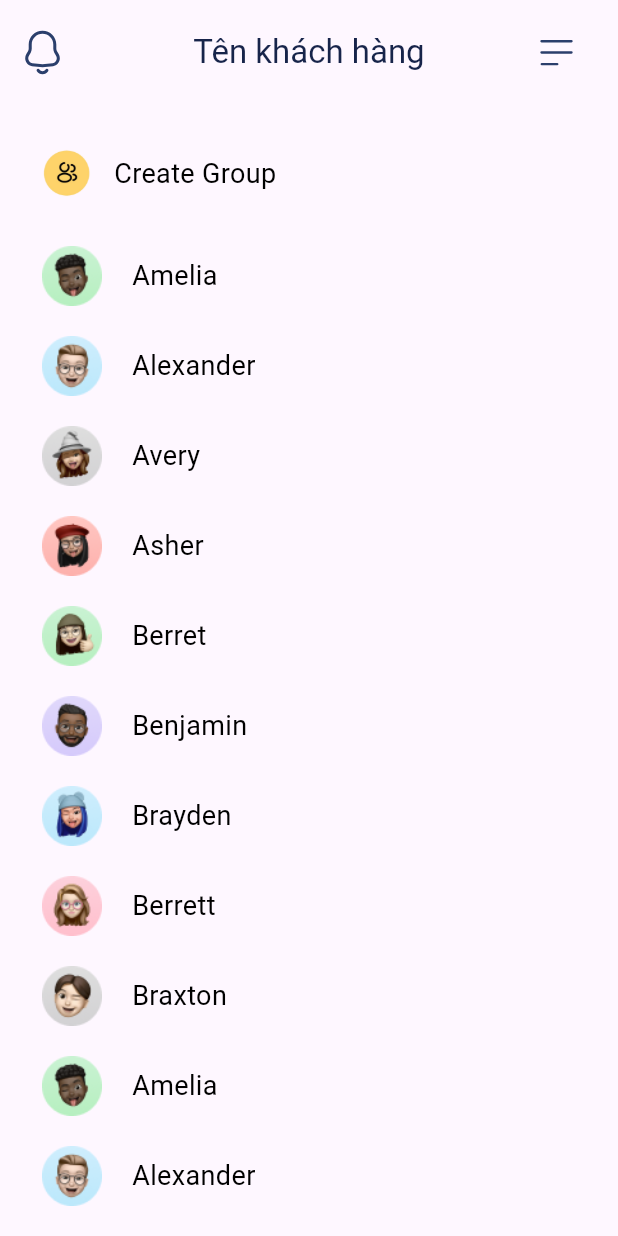
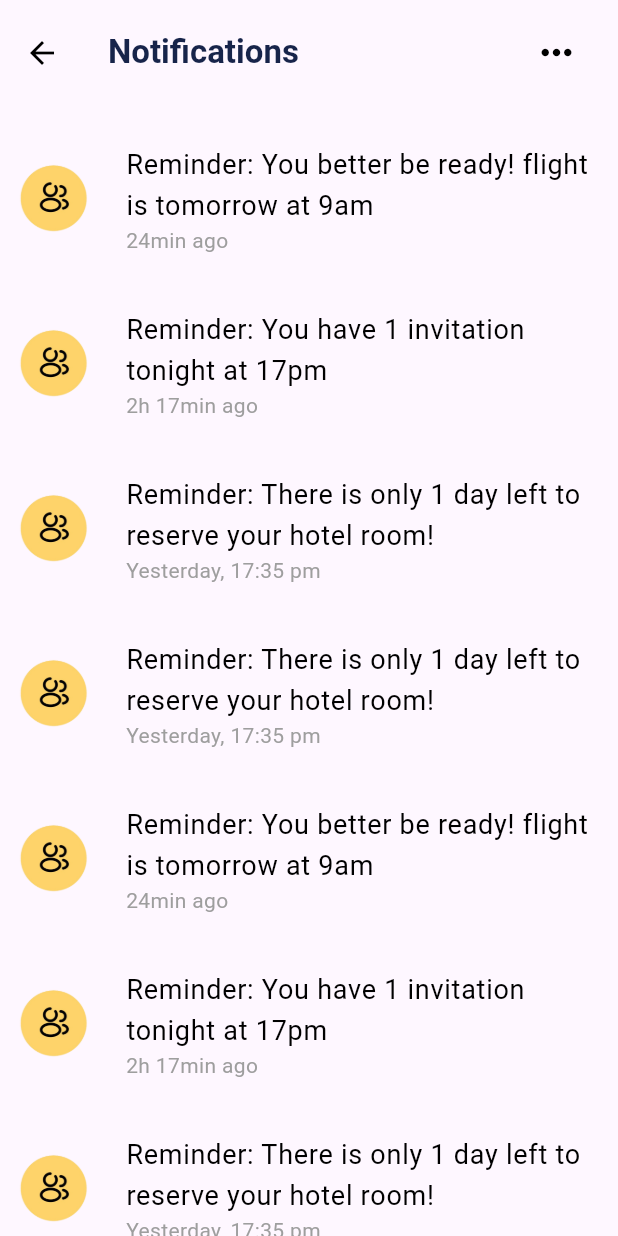
Before and after one commit to NgocMyFullstack/Nexus_App_mobile, a Flutter app: the Chat screen opened by its route, after a tap on an icon or button, on a phone screen of 412 x 824 dp. Run offline on Flutter 3.47's test engine with Material 3 defaults, Android fonts, the phone set to English and light mode, and no system bars; our stand-ins replace flutter_screenutil, flutter_svg, image_picker, percent_indicator, quickalert; missing offline and left inert: image_painter, insta_image_viewer; project files that could hold a hidden picture were left out.

Commit message:
new bottoms notification

```diff
--- a/lib/main.dart
+++ b/lib/main.dart
@@ -1,3 +1,4 @@
+import 'package:db_app/notification/bottoms_notification_screen.dart';
 import 'package:db_app/screens/project/construction_screen.dart';
 import 'package:db_app/screens/project/finance_screen.dart';
 import 'package:db_app/screens/project/information_screen.dart';
@@ -44,6 +45,8 @@ class MyApp extends StatelessWidget {
         AppRoutes.informationscreen: (_) => const InformationScreen(),
         AppRoutes.financescreen: (_) => const FinanceScreen(),
         AppRoutes.projectproductscreen: (_) => const ProjectProductScreen(),
+        AppRoutes.buttomotificationscreen: (_) =>
+            const ButtomNotificationScreen(),
       },
     );
   }
--- /dev/null
+++ b/lib/notification/bottoms_notification_screen.dart
@@ -0,0 +1,157 @@
+import 'package:flutter/material.dart';
+
+class ButtomNotificationScreen extends StatelessWidget {
+  const ButtomNotificationScreen({Key? key}) : super(key: key);
+
+  @override
+  Widget build(BuildContext context) {
+    // Sample data for notifications
+    List<Map<String, String>> notifications = [
+      {
+        'image': 'assets/Avata/gr.png',
+        'reminder': 'You better be ready! flight is tomorrow at 9am',
+        'date': '24min ago',
+      },
+      {
+        'image': 'assets/Avata/gr.png',
+        'reminder': 'You have 1 invitation tonight at 17pm',
+        'date': '2h 17min ago ',
+      },
+      {
+        'image': 'assets/Avata/gr.png',
+        'reminder': 'There is only 1 day left to reserve your hotel room!',
+        'date': 'Yesterday, 17:35 pm',
+      },
+      {
+        'image': 'assets/Avata/gr.png',
+        'reminder': 'There is only 1 day left to reserve your hotel room!',
+        'date': 'Yesterday, 17:35 pm',
+      },
+      {
+        'image': 'assets/Avata/gr.png',
+        'reminder': 'You better be ready! flight is tomorrow at 9am',
+        'date': '24min ago',
+      },
+      {
+        'image': 'assets/Avata/gr.png',
+        'reminder': 'You have 1 invitation tonight at 17pm',
+        'date': '2h 17min ago ',
+      },
+      {
+        'image': 'assets/Avata/gr.png',
+        'reminder': 'There is only 1 day left to reserve your hotel room!',
+        'date': 'Yesterday, 17:35 pm',
+      },
+      {
+        'image': 'assets/Avata/gr.png',
+        'reminder': 'There is only 1 day left to reserve your hotel room!',
+        'date': 'Yesterday, 17:35 pm',
+      },
+      {
+        'image': 'assets/Avata/gr.png',
+        'reminder': 'You better be ready! flight is tomorrow at 9am',
+        'date': '24min ago',
+      },
+      {
+        'image': 'assets/Avata/gr.png',
+        'reminder': 'You have 1 invitation tonight at 17pm',
+        'date': '2h 17min ago ',
+      },
+      {
+        'image': 'assets/Avata/gr.png',
+        'reminder': 'There is only 1 day left to reserve your hotel room!',
+        'date': 'Yesterday, 17:35 pm',
+      },
+      {
+        'image': 'assets/Avata/gr.png',
+        'reminder': 'There is only 1 day left to reserve your hotel room!',
+        'date': 'Yesterday, 17:35 pm',
+      },
+    ];
+
+    return Scaffold(
+      appBar: AppBar(
+        toolbarHeight: 70,
+        actions: [
+          Builder(
+            builder: (context) => Container(
+              margin: const EdgeInsets.only(right: 16.0),
+              width: 50,
+              height: 50,
+              decoration: BoxDecoration(
+                borderRadius: BorderRadius.circular(10),
+              ),
+              child: Center(
+                child: IconButton(
+                  icon: Icon(
+                    Icons.more_horiz,
+                    size: 30,
+                    color: Colors.black,
+                  ),
+                  onPressed: () {
+                    Scaffold.of(context).openDrawer();
+                  },
+                ),
+              ),
+            ),
+          ),
+        ],
+        title: const Text(
+          'Notifications',
+          style: TextStyle(
+            color: Color(0xFF17244A),
+            fontWeight: FontWeight.w700,
+          ),
+        ),
+        leading: IconButton(
+          icon: Icon(
+            Icons.arrow_back,
+            color: Colors.black,
+          ),
+          onPressed: () {
+            Navigator.of(context).maybePop();
+          },
+        ),
+      ),
+      body: SingleChildScrollView(
+        child: Padding(
+          padding: const EdgeInsets.all(8.0),
+          child: Column(
+            crossAxisAlignment: CrossAxisAlignment.start,
+            children: notifications.map((notification) {
+              return Container(
+                margin: const EdgeInsets.symmetric(vertical: 10),
+                child: ListTile(
+                  contentPadding: EdgeInsets.zero,
+                  leading: Image.asset(
+                    notification['image']!,
+                    width: 60,
+                    height: 100,
+                    fit: BoxFit.contain,
+                  ),
+                  title: Text(
+                    'Reminder: ${notification['reminder']}',
+                    style: TextStyle(
+                      fontSize: 18,
+                      color: Colors.black,
+                    ),
+                  ),
+                  subtitle: Text(
+                    notification['date']!,
+                    style: TextStyle(
+                      fontSize: 14,
+                      color: Colors.grey,
+                    ),
+                  ),
+                  onTap: () {
+                    Navigator.of(context).maybePop();
+                  },
+                ),
+              );
+            }).toList(),
+          ),
+        ),
+      ),
+    );
+  }
+}
--- a/lib/routes/app_routes.dart
+++ b/lib/routes/app_routes.dart
@@ -10,4 +10,5 @@ class AppRoutes {
   static const String informationscreen = '/information';
   static const String financescreen = '/finance';
   static const String projectproductscreen = '/projectproductscreen';
+  static const String buttomotificationscreen = '/buttomnotificationscreen';
 }
--- a/lib/screens/chat_screen.dart
+++ b/lib/screens/chat_screen.dart
@@ -1,3 +1,4 @@
+import 'package:db_app/notification/bottoms_notification_screen.dart';
 import 'package:db_app/widgets/custom_drawer.dart';
 import 'package:flutter/material.dart';
 import 'package:flutter_svg/flutter_svg.dart';
@@ -51,7 +52,12 @@ class Chat extends StatelessWidget {
             fit: BoxFit.contain,
           ),
           onPressed: () {
-            Scaffold.of(context).openDrawer(); // Mở drawer
+            Navigator.push(
+              context,
+              MaterialPageRoute(
+                builder: (context) => const ButtomNotificationScreen(),
+              ),
+            );
           },
         ),
       ),
--- a/lib/screens/customer_care_screen.dart
+++ b/lib/screens/customer_care_screen.dart
@@ -1,3 +1,4 @@
+import 'package:db_app/notification/bottoms_notification_screen.dart';
 import 'package:db_app/widgets/custom_drawer.dart';
 import 'package:flutter/material.dart';
 import '../../routes/app_routes.dart';
@@ -52,7 +53,12 @@ class CustomerCare extends StatelessWidget {
             fit: BoxFit.contain,
           ),
           onPressed: () {
-            Scaffold.of(context).openDrawer(); // Mở drawer
+            Navigator.push(
+              context,
+              MaterialPageRoute(
+                builder: (context) => const ButtomNotificationScreen(),
+              ),
+            );
           },
         ),
       ),
--- a/lib/screens/home_screen.dart
+++ b/lib/screens/home_screen.dart
@@ -1,3 +1,5 @@
+import 'package:db_app/notification/bottoms_notification_screen.dart';
+import 'package:db_app/routes/app_routes.dart';
 import 'package:db_app/widgets/custom_drawer.dart';
 import 'package:flutter/material.dart';
 import 'package:flutter_svg/flutter_svg.dart';
@@ -150,7 +152,12 @@ class _HomeScreenState extends State<HomeScreen> {
               fit: BoxFit.contain,
             ),
             onPressed: () {
-              Scaffold.of(context).openDrawer();
+              Navigator.push(
+                context,
+                MaterialPageRoute(
+                  builder: (context) => const ButtomNotificationScreen(),
+                ),
+              );
             },
           ),
         ],
--- a/lib/screens/product_screen.dart
+++ b/lib/screens/product_screen.dart
@@ -1,3 +1,4 @@
+import 'package:db_app/notification/bottoms_notification_screen.dart';
 import 'package:db_app/widgets/custom_drawer.dart';
 import 'package:flutter/material.dart';
 import 'package:flutter_svg/flutter_svg.dart';
@@ -51,7 +52,12 @@ class Product extends StatelessWidget {
             fit: BoxFit.contain,
           ),
           onPressed: () {
-            Scaffold.of(context).openDrawer(); // Mở drawer
+            Navigator.push(
+              context,
+              MaterialPageRoute(
+                builder: (context) => const ButtomNotificationScreen(),
+              ),
+            );
           },
         ),
       ),
--- a/lib/screens/project/finance_screen.dart
+++ b/lib/screens/project/finance_screen.dart
@@ -1,3 +1,4 @@
+import 'package:db_app/notification/bottoms_notification_screen.dart';
 import 'package:db_app/routes/app_routes.dart';
 import 'package:db_app/screens/home_screen.dart';
 import 'package:db_app/screens/project/construction_screen.dart';
@@ -115,7 +116,12 @@ class _FinanceScreenState extends State<FinanceScreen> {
                     height: 30.0,
                   ),
                   onPressed: () {
-                    Scaffold.of(context).openDrawer();
+                    Navigator.push(
+                      context,
+                      MaterialPageRoute(
+                        builder: (context) => const ButtomNotificationScreen(),
+                      ),
+                    );
                   },
                 ),
               ),
```
Also changed, not shown: lib/screens/login/login_screen.dart (+0 -14 lines), lib/screens/login/welcome_screen.dart (+0 -13 lines), 1 other file.
